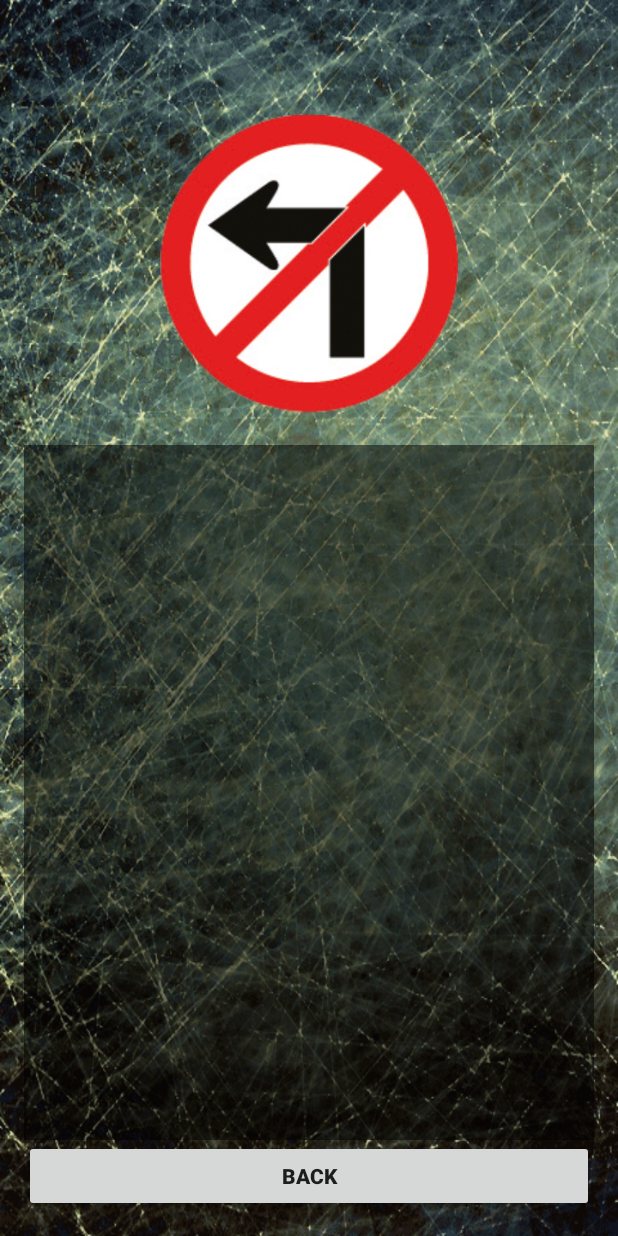
After one commit to frankypoy/Show-Traffic2, an Android app: the DetailActivity screen opened directly, with no data from a screen before it, on a phone screen of 412 x 824 dp. The commit adds this screen. Run offline under Robolectric (Android 15) with nearby library versions, the phone set to English and light mode, and no system bars.

Commit message:
Finish 5Aug2016

```diff
--- a/app/src/main/AndroidManifest.xml
+++ b/app/src/main/AndroidManifest.xml
@@ -4,7 +4,7 @@
 
     <application
         android:allowBackup="true"
-        android:icon="@mipmap/ic_launcher"
+        android:icon="@drawable/traffic_15"
         android:label="@string/app_name"
         android:supportsRtl="true"
         android:theme="@style/AppTheme">
@@ -15,6 +15,7 @@
                 <category android:name="android.intent.category.LAUNCHER" />
             </intent-filter>
         </activity>
+        <activity android:name=".DetailActivity"></activity>
     </application>
 
 </manifest>
--- /dev/null
+++ b/app/src/main/java/com/example/surasaklaocharoen/hello/DetailActivity.java
@@ -0,0 +1,44 @@
+package com.example.surasaklaocharoen.hello;
+
+import android.content.Intent;
+import android.support.v7.app.AppCompatActivity;
+import android.os.Bundle;
+import android.view.View;
+import android.widget.ImageView;
+import android.widget.TextView;
+
+public class DetailActivity extends AppCompatActivity {
+
+    //Explicit
+    private TextView titleTextView, detailTextView;
+    private ImageView iconImageView;
+
+    @Override
+    protected void onCreate(Bundle savedInstanceState) {
+        super.onCreate(savedInstanceState);
+        setContentView(R.layout.activity_detail);
+
+        //Bind Widget ผูกตัวแปรกับ Layout
+        titleTextView = (TextView) findViewById(R.id.textView4);
+        detailTextView = (TextView) findViewById(R.id.textView5);
+        iconImageView = (ImageView) findViewById(R.id.imageView2);
+
+        //Receive from Intend / รับค่าจากการทำ Intend
+        String strTitle = getIntent().getStringExtra("Title"); //รับค่า
+        String strDetail = getIntent().getStringExtra("Detail");
+        int intIcon = getIntent().getIntExtra("Icon",R.drawable.traffic_01); //ถ้ารับค่าint แล้วว่างต้องใส่ default ให้มันด้วย
+
+        //Show view
+        titleTextView.setText(strTitle);
+        detailTextView.setText(strDetail);
+        iconImageView.setImageResource(intIcon);
+
+    } //Main Method
+
+    public void clickBack(View view) {
+        //finish(); //ปิดการทำงาน ให้หน้าสองหายไป เพราะมันซ้อนกันอยู่
+        Intent intent = new Intent(DetailActivity.this, MainActivity.class);
+        startActivity(intent);
+    }
+
+} //Main Class
--- a/app/src/main/java/com/example/surasaklaocharoen/hello/MainActivity.java
+++ b/app/src/main/java/com/example/surasaklaocharoen/hello/MainActivity.java
@@ -7,6 +7,7 @@ import android.net.Uri;
 import android.support.v7.app.AppCompatActivity;
 import android.os.Bundle;
 import android.view.View;
+import android.widget.AdapterView;
 import android.widget.Button;
 import android.widget.ListView;
 
@@ -31,7 +32,7 @@ public class MainActivity extends AppCompatActivity {
             public void onClick(View view) {
 
                 //Sound Effect
-                MediaPlayer mediaPlayer = MediaPlayer.create(getBaseContext(), R.raw.dog);
+                MediaPlayer mediaPlayer = MediaPlayer.create(getBaseContext(),R.raw.dog);
                 mediaPlayer.start();
 
                 //Go to Web View
@@ -44,7 +45,7 @@ public class MainActivity extends AppCompatActivity {
 
         //ListView Controller
         //Setup Array Type Easy
-        int[] iconInts = new int[20];
+        final int[] iconInts = new int[20];
         iconInts[0] = R.drawable.traffic_01;
         iconInts[1] = R.drawable.traffic_02;
         iconInts[2] = R.drawable.traffic_03;
@@ -67,8 +68,8 @@ public class MainActivity extends AppCompatActivity {
         iconInts[19] = R.drawable.traffic_20;
 
         //Setup Array from XML (value -> my_data.xml)
-        String[] titleStrings = getResources().getStringArray(R.array.title);
-        String[] detailLongStrings = getResources().getStringArray(R.array.detailM);
+        final String[] titleStrings = getResources().getStringArray(R.array.title);
+        final String[] detailLongStrings = getResources().getStringArray(R.array.detailM);
 
 
         //การตัดคำให้มันโชว์หน้าแรกแค่ 30 ตัวอักษร
@@ -84,6 +85,19 @@ public class MainActivity extends AppCompatActivity {
         TrafficAdapter trafficAdapter = new TrafficAdapter(this,iconInts,titleStrings,detailShortStrings);
         listView.setAdapter(trafficAdapter);
 
+        //Active When Click ListView
+        listView.setOnItemClickListener(new AdapterView.OnItemClickListener() {
+            @Override
+            public void onItemClick(AdapterView<?> adapterView, View view, int i, long l) {
+                Intent intent = new Intent(MainActivity.this, DetailActivity.class);
+                intent.putExtra("Title", titleStrings[i]); //ส่งค่า
+                intent.putExtra("Icon", iconInts[i]);
+                intent.putExtra("Detail", detailLongStrings[i]);
+                startActivity(intent);
+            }
+        });
+
+
 
     } //Main Method
 
--- /dev/null
+++ b/app/src/main/res/layout/activity_detail.xml
@@ -0,0 +1,61 @@
+<?xml version="1.0" encoding="utf-8"?>
+<RelativeLayout xmlns:android="http://schemas.android.com/apk/res/android"
+    xmlns:tools="http://schemas.android.com/tools"
+    android:layout_width="match_parent"
+    android:layout_height="match_parent"
+    android:paddingBottom="@dimen/activity_vertical_margin"
+    android:paddingLeft="@dimen/activity_horizontal_margin"
+    android:paddingRight="@dimen/activity_horizontal_margin"
+    android:paddingTop="@dimen/activity_vertical_margin"
+    tools:context="com.example.surasaklaocharoen.hello.DetailActivity"
+    android:background="@drawable/bg17">
+
+    <Button
+        android:layout_width="match_parent"
+        android:layout_height="wrap_content"
+        android:text="BACK"
+        android:id="@+id/button2"
+        android:layout_alignParentBottom="true"
+        android:textStyle="bold"
+        android:onClick="clickBack" />
+
+    <LinearLayout
+        android:orientation="vertical"
+        android:layout_width="match_parent"
+        android:layout_height="match_parent"
+        android:layout_above="@+id/button2"
+        android:gravity="center_horizontal">
+
+        <TextView
+            android:layout_width="wrap_content"
+            android:layout_height="wrap_content"
+            android:text="New Text"
+            android:id="@+id/textView4"
+            android:textSize="@dimen/h1"
+            android:textStyle="bold"
+            android:textColor="@color/text" />
+
+        <ImageView
+            android:layout_width="200dp"
+            android:layout_height="200dp"
+            android:id="@+id/imageView2"
+            android:layout_marginTop="20dp"
+            android:layout_marginBottom="20dp" />
+
+        <ScrollView
+            android:layout_width="match_parent"
+            android:layout_height="match_parent"
+            android:id="@+id/scrollView"
+            android:padding="15dp"
+            android:background="#82000000">
+
+            <TextView
+                android:layout_width="wrap_content"
+                android:layout_height="wrap_content"
+                android:text="New Text"
+                android:id="@+id/textView5"
+                android:textSize="@dimen/h2"
+                android:textColor="@color/text" />
+        </ScrollView>
+    </LinearLayout>
+</RelativeLayout>
--- a/app/src/main/res/layout/activity_main.xml
+++ b/app/src/main/res/layout/activity_main.xml
@@ -26,7 +26,8 @@
         android:layout_height="wrap_content"
         android:text="About Me"
         android:id="@+id/button"
-        android:layout_alignParentBottom="true" />
+        android:layout_alignParentBottom="true"
+        android:textStyle="bold" />
 
     <ListView
         android:layout_width="wrap_content"
```
Also changed, not shown: app/src/main/res/values/dimens.xml (line endings or trailing spaces).
